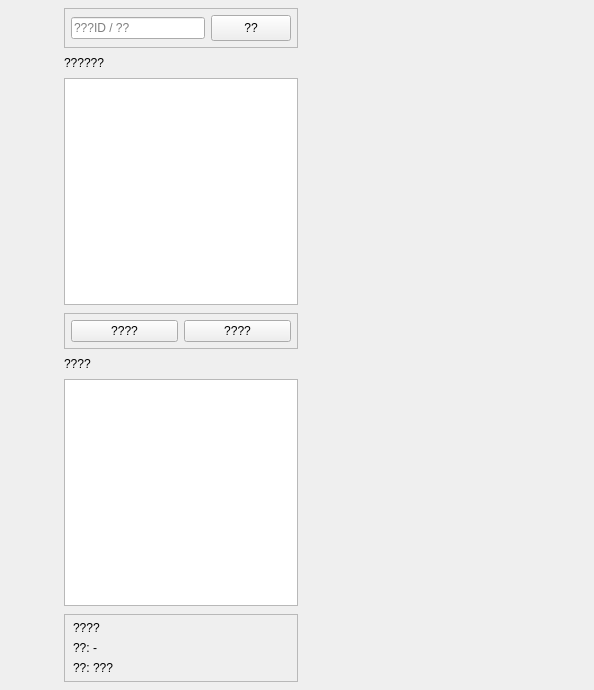
This is New_Client/ui/dialogs/chatdialog.ui in fhb-99/code-first-project as Qt 5 draws it before an edit. The edited form follows.
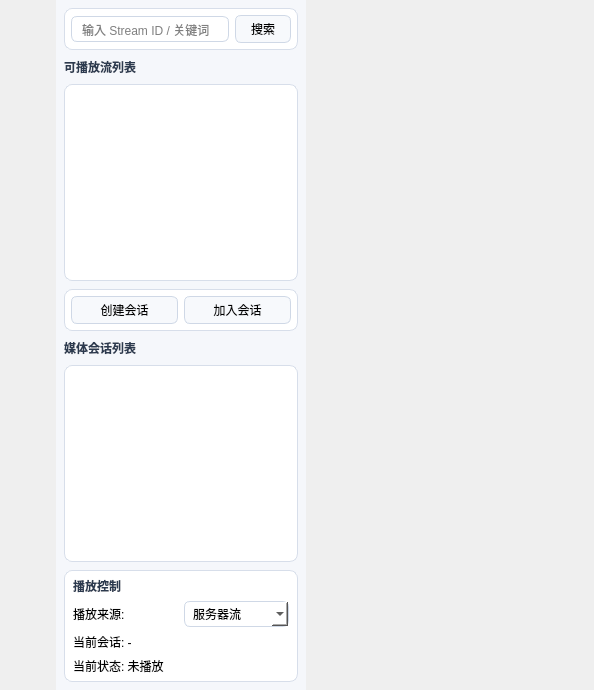
This is the edited form. The open tabs and pages were chosen to show the change. Custom widgets are drawn as their Qt base class.

Commit message: 客户端增加了判断流的来源，以及与媒体服务器连接的tcpmgr

```diff
--- a/New_Client/ui/dialogs/chatdialog.ui
+++ b/New_Client/ui/dialogs/chatdialog.ui
@@ -351,6 +351,55 @@
          </layout>
         </widget>
         <widget class="QWidget" name="page_2">
+         <property name="styleSheet">
+          <string notr="true">QWidget#page_2 {
+  background: #f5f7fb;
+}
+QFrame#frame_stream_search,
+QFrame#frame_session_bar,
+QFrame#frame_collab_info {
+  background: #ffffff;
+  border: 1px solid #d7deea;
+  border-radius: 8px;
+}
+QLabel#lb_stream_list_title,
+QLabel#lb_session_list_title,
+QLabel#lb_collab_title {
+  color: #2c3a4f;
+  font-weight: 600;
+}
+QPushButton {
+  background: #f7f9fc;
+  border: 1px solid #cfd8e6;
+  border-radius: 6px;
+  padding: 4px 10px;
+}
+QPushButton:hover {
+  background: #eaf1ff;
+  border: 1px solid #9eb8ea;
+}
+QPushButton:pressed {
+  background: #dce8ff;
+}
+QLineEdit, QComboBox {
+  background: #ffffff;
+  border: 1px solid #cfd8e6;
+  border-radius: 6px;
+  padding: 4px 8px;
+}
+QListWidget {
+  background: #ffffff;
+  border: 1px solid #d7deea;
+  border-radius: 8px;
+}
+QListWidget::item {
+  padding: 6px 8px;
+}
+QListWidget::item:selected {
+  background: #dce8ff;
+  color: #1f2a3d;
+}</string>
+         </property>
          <layout class="QVBoxLayout" name="verticalLayout_media_left">
           <property name="spacing">
            <number>8</number>
@@ -388,7 +437,7 @@
              <item>
               <widget class="QLineEdit" name="edit_stream_search">
                <property name="placeholderText">
-                <string>???ID / ??</string>
+                <string>输入 Stream ID / 关键词</string>
                </property>
               </widget>
              </item>
@@ -401,7 +450,7 @@
                 </size>
                </property>
                <property name="text">
-                <string>??</string>
+                <string>搜索</string>
                </property>
               </widget>
              </item>
@@ -411,7 +460,7 @@
           <item>
            <widget class="QLabel" name="lb_stream_list_title">
             <property name="text">
-             <string>??????</string>
+             <string>可播放流列表</string>
             </property>
            </widget>
           </item>
@@ -439,14 +488,14 @@
              <item>
               <widget class="QPushButton" name="btn_create_session">
                <property name="text">
-                <string>????</string>
+                <string>创建会话</string>
                </property>
               </widget>
              </item>
              <item>
               <widget class="QPushButton" name="btn_join_session">
                <property name="text">
-                <string>????</string>
+                <string>加入会话</string>
                </property>
               </widget>
              </item>
@@ -456,7 +505,7 @@
           <item>
            <widget class="QLabel" name="lb_session_list_title">
             <property name="text">
-             <string>????</string>
+             <string>媒体会话列表</string>
             </property>
            </widget>
           </item>
@@ -491,21 +540,46 @@
              <item>
               <widget class="QLabel" name="lb_collab_title">
                <property name="text">
-                <string>????</string>
+                <string>播放控制</string>
                </property>
               </widget>
              </item>
+             <item>
+              <layout class="QHBoxLayout" name="horizontalLayout_play_source_mode">
+               <item>
+                <widget class="QLabel" name="lb_play_source_mode">
+                 <property name="text">
+                  <string>播放来源:</string>
+                 </property>
+                </widget>
+               </item>
+               <item>
+                <widget class="QComboBox" name="combo_play_source_mode">
+                 <item>
+                 <property name="text">
+                   <string>服务器流</string>
+                  </property>
+                 </item>
+                 <item>
+                  <property name="text">
+                   <string>本地文件</string>
+                  </property>
+                 </item>
+                </widget>
+               </item>
+              </layout>
+             </item>
              <item>
               <widget class="QLabel" name="lb_collab_master">
                <property name="text">
-                <string>??: -</string>
+                <string>当前会话: -</string>
                </property>
               </widget>
              </item>
              <item>
               <widget class="QLabel" name="lb_collab_mode">
                <property name="text">
-                <string>??: ???</string>
+                <string>当前状态: 未播放</string>
                </property>
               </widget>
              </item>
```
The commit also changes 10 other files.
